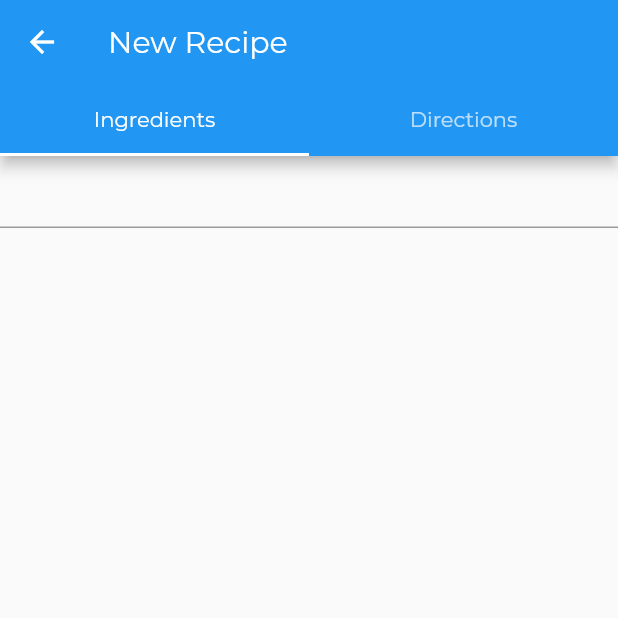
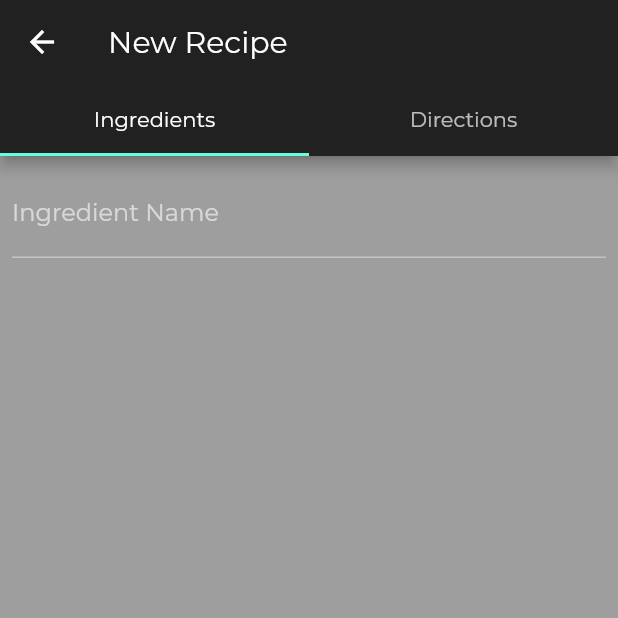
Before and after one commit to n30phyte/salam, a Flutter app: the screen it shows after launch, after a tap on the "add" icon, on a phone screen of 412 x 824 dp, the top half of it. Run offline on Flutter 3.47's test engine with Material 2 defaults, Android fonts, the phone set to English and light mode, and no system bars; our stand-ins replace flutter_typeahead; missing offline and left inert: string_similarity; project files that could hold a hidden picture were left out.

Commit message:
No wonder google gave up on making Dart take over the world.

```diff
--- a/lib/main.dart
+++ b/lib/main.dart
@@ -3,7 +3,9 @@ import 'package:provider/provider.dart';
 
 import 'model/ingredient.dart';
 import 'model/recipe.dart';
+import 'view/ingredient.dart';
 import 'view/recipe.dart';
+import 'view/shared.dart';
 
 void main() {
   runApp(MultiProvider(providers: [
@@ -15,10 +17,18 @@ void main() {
 class App extends StatelessWidget {
   @override
   Widget build(BuildContext context) {
-    return MaterialApp(title: 'Recipe App', theme: ThemeData(fontFamily: 'Montserrat'), initialRoute: '/', routes: {
-      RecipeListScreen.routeName: (context) => RecipeListScreen(),
-      RecipeDetailsScreen.routeName: (context) => RecipeDetailsScreen(),
-      NewRecipeScreen.routeName: (context) => NewRecipeScreen(),
-    });
+    return MaterialApp(
+        title: 'Recipe App',
+        theme: ThemeData(
+            fontFamily: 'Montserrat',
+            brightness: Brightness.dark,
+            primarySwatch: Colors.green,
+            canvasColor: Colors.black38),
+        initialRoute: '/',
+        routes: {
+          MainScreen.routeName: (context) => MainScreen(),
+          NewRecipeScreen.routeName: (context) => NewRecipeScreen(),
+          NewIngredientScreen.routeName: (context) => NewIngredientScreen(),
+        });
   }
 }
--- a/lib/model/ingredient.dart
+++ b/lib/model/ingredient.dart
@@ -1,4 +1,5 @@
 import 'package:flutter/foundation.dart';
+import 'package:string_similarity/string_similarity.dart';
 
 class IngredientQuantity {}
 
@@ -8,4 +9,28 @@ class Ingredient {
   Ingredient(this.name);
 }
 
-class IngredientListModel extends ChangeNotifier {}
+class IngredientListModel extends ChangeNotifier {
+  static List<Ingredient> knownIngredients = [];
+  static List<String> ingredientNames = [];
+
+  void addIngredient(Ingredient newIngredient) {
+    if (!ingredientNames.contains(newIngredient.name)) {
+      ingredientNames.add(newIngredient.name);
+      knownIngredients.add(newIngredient);
+    }
+  }
+
+  static List<String> getSuggestions(String text) {
+    // Get matches
+    if (ingredientNames.isEmpty) {
+      return [];
+    }
+
+    var scores = text.bestMatch(ingredientNames).ratings;
+
+    // Filter for best
+    var best = scores.where((match) => match.rating >= 0.5).map((match) => match.target);
+
+    return best;
+  }
+}
--- a/lib/view/recipe.dart
+++ b/lib/view/recipe.dart
@@ -1,48 +1,9 @@
 import 'package:flutter/material.dart';
 import 'package:flutter/widgets.dart';
-import 'package:provider/provider.dart';
+import 'package:flutter_typeahead/flutter_typeahead.dart';
 
+import '../model/ingredient.dart';
 import '../model/recipe.dart';
-
-class RecipeListScreen extends StatelessWidget {
-  static const String routeName = '/';
-
-  @override
-  Widget build(BuildContext context) {
-    List<Recipe> recipeList;
-
-    context.select((RecipeListModel rlm) => recipeList = rlm.recipeList);
-
-    return Scaffold(
-        appBar: AppBar(title: Text('Recipes')),
-        endDrawerEnableOpenDragGesture: true,
-        drawer: SafeArea(
-            child: Drawer(
-                child: ListView(
-          padding: EdgeInsets.zero,
-          children: [
-            ListTile(title: Text('Recipes'), onTap: () {}),
-            ListTile(title: Text('Ingredients'), onTap: () {}),
-            ListTile(title: Text('Shopping List'), onTap: () {})
-          ],
-        ))),
-        floatingActionButtonLocation: FloatingActionButtonLocation.endFloat,
-        floatingActionButton: FloatingActionButton(
-            onPressed: () {
-              Navigator.pushNamed(context, NewRecipeScreen.routeName);
-            },
-            child: Icon(Icons.add),
-            elevation: 2.0),
-        body: ListView(children: [
-          for (var recipe in recipeList)
-            ListTile(
-                title: Text(recipe.name),
-                onTap: () {
-                  Navigator.pushNamed(context, RecipeDetailsScreen.routeName, arguments: recipe);
-                })
-        ]));
-  }
-}
 
 class RecipeDetailsScreen extends StatelessWidget {
   static const routeName = '/recipe/view';
@@ -76,7 +37,7 @@ class NewRecipeScreen extends StatelessWidget {
 
   @override
   Widget build(BuildContext context) {
-    var ingredientList = [];
+    var ingredientList = <Ingredient>[];
 
     final ingredientController = TextEditingController();
 
@@ -86,13 +47,32 @@ class NewRecipeScreen extends StatelessWidget {
             appBar: AppBar(
                 title: Text('New Recipe'), bottom: TabBar(tabs: [Tab(text: 'Ingredients'), Tab(text: 'Directions')])),
             body: TabBarView(children: [
-              TextField(
-                controller: ingredientController,
-                onSubmitted: (text) {},
+              Center(
+                child: Padding(
+                  padding: const EdgeInsets.all(8.0),
+                  child: Form(
+                      child: Column(children: <Widget>[
+                    TypeAheadFormField(
+                      textFieldConfiguration: TextFieldConfiguration(
+                          controller: ingredientController, decoration: InputDecoration(labelText: 'Ingredient Name')),
+                      suggestionsCallback: (text) {
+                        return IngredientListModel.getSuggestions(text);
+                      },
+                      itemBuilder: (context, String suggestion) {
+                        return ListTile(title: Text(suggestion));
+                      },
+                      onSuggestionSelected: (String suggestion) {
+                        ingredientController.text = suggestion;
+                      },
+                    )
+                  ])),
+                ),
               ),
               TextField(
                 controller: ingredientController,
-                onSubmitted: (text) {},
+                onSubmitted: (text) {
+                  ingredientList.add(Ingredient(text));
+                },
               )
             ])));
   }
--- /dev/null
+++ b/lib/view/shared.dart
@@ -0,0 +1,118 @@
+import 'package:flutter/material.dart';
+import 'package:flutter/widgets.dart';
+import 'package:provider/provider.dart';
+
+import '../model/ingredient.dart';
+import '../model/recipe.dart';
+import 'ingredient.dart';
+import 'recipe.dart';
+
+class MainScreen extends StatefulWidget {
+  static const String routeName = '/';
+
+  MainScreen();
+
+  @override
+  State<StatefulWidget> createState() {
+    return _MainScreenState();
+  }
+}
+
+class _MainScreenState extends State<MainScreen> {
+  var index = 0;
+  Widget body;
+  String title;
+
+  bool enableAddition;
+  Function action;
+
+  void _loadNewScreen(BuildContext context, int index) {
+    setState(() {
+      switch (index) {
+        case 0:
+          List<Recipe> recipeList;
+
+          context.select((RecipeListModel rlm) => recipeList = rlm.recipeList);
+
+          title = 'Recipes';
+
+          enableAddition = true;
+          action = () {
+            Navigator.pushNamed(context, NewRecipeScreen.routeName);
+          };
+
+          body = ListView(children: [
+            for (var recipe in recipeList)
+              ListTile(
+                  title: Text(recipe.name),
+                  onTap: () {
+                    Navigator.pushNamed(context, RecipeDetailsScreen.routeName, arguments: recipe);
+                  })
+          ]);
+          break;
+        case 1:
+          title = 'Pantry';
+
+          enableAddition = true;
+          action = () {
+            Navigator.pushNamed(context, NewIngredientScreen.routeName);
+          };
+
+          var ingredientList = IngredientListModel.knownIngredients;
+
+          body = ListView(children: [
+            for (var ingredient in ingredientList)
+              ListTile(
+                  title: Text(ingredient.name),
+                  onTap: () {
+                    // Modal card
+                  })
+          ]);
+          break;
+        // case 2:
+        //   Navigator.pushReplacementNamed(context, ShoppingListScreen.routeName);
+        //   break;
+      }
+    });
+  }
+
+  @override
+  Widget build(BuildContext context) {
+    _loadNewScreen(context, index);
+    return Scaffold(
+      appBar: AppBar(title: Text(title)),
+      floatingActionButtonLocation: enableAddition ? FloatingActionButtonLocation.endFloat : null,
+      floatingActionButton:
+          enableAddition ? FloatingActionButton(onPressed: action, child: Icon(Icons.add), elevation: 2.0) : null,
+      body: body,
+      bottomNavigationBar: BottomNavigationBar(
+          type: BottomNavigationBarType.fixed,
+          currentIndex: index,
+          onTap: (int newIndex) {
+            if (newIndex != index) {
+              setState(() {
+                index = newIndex;
+              });
+            }
+          },
+          items: [
+            BottomNavigationBarItem(
+              label: 'Recipes',
+              icon: Icon(Icons.article),
+            ),
+            BottomNavigationBarItem(
+              label: 'Ingredients',
+              icon: Icon(Icons.emoji_food_beverage),
+            ),
+            BottomNavigationBarItem(
+              label: 'Shopping List',
+              icon: Icon(Icons.shopping_cart),
+            ),
+            BottomNavigationBarItem(
+              label: 'Settings',
+              icon: Icon(Icons.settings),
+            ),
+          ]),
+    );
+  }
+}
--- a/pubspec.yaml
+++ b/pubspec.yaml
@@ -27,6 +27,8 @@ dependencies:
   provider: ^4.3.0
   shared_preferences: '>=0.5.12+4 <2.0.0'
   international_system_of_units: 1.0.0-dev.4
+  flutter_typeahead: ^2.0.0
+  string_similarity: ^1.1.0
 
   google_fonts: ^1.1.0
   cupertino_icons: ^1.0.0
```
Also changed, not shown: lib/view/ingredient.dart (added, +49 -0 lines), lib/view/recipe_list.dart (deleted), pubspec.lock.
